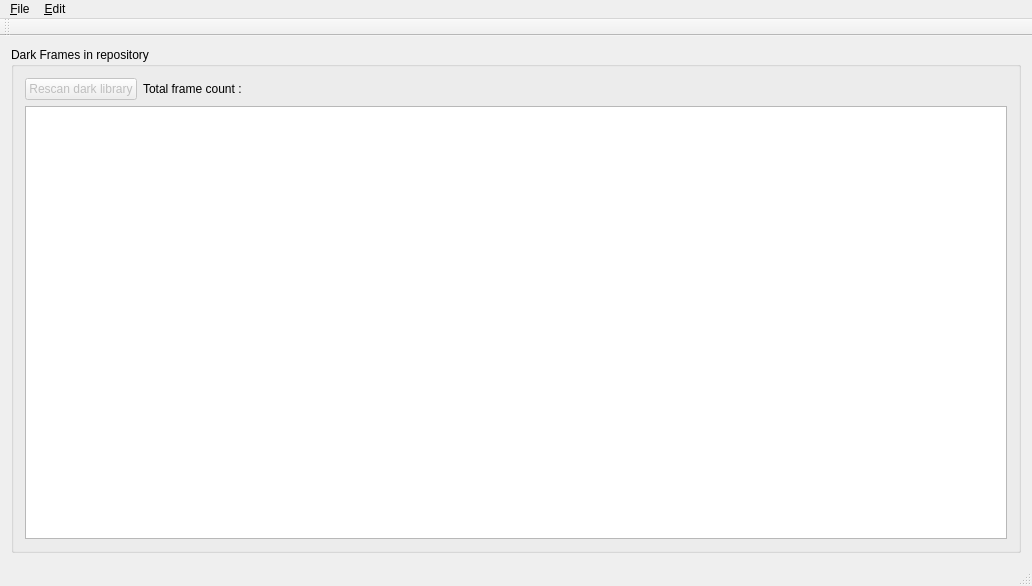
deufrai/astrawdark-src, file src/gui/forms/mainWindow.ui: the form before one commit.
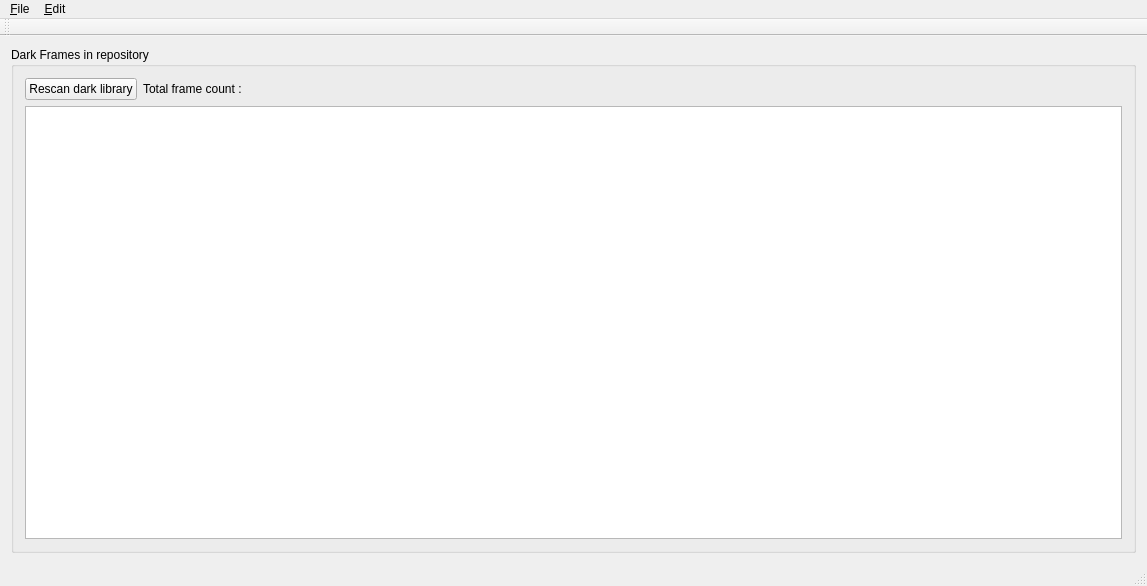
The form after the commit.

```diff
--- a/src/gui/forms/mainWindow.ui
+++ b/src/gui/forms/mainWindow.ui
@@ -6,7 +6,7 @@
    <rect>
     <x>0</x>
     <y>0</y>
-    <width>1032</width>
+    <width>1147</width>
     <height>586</height>
    </rect>
   </property>
@@ -28,7 +28,7 @@
            <item>
             <widget class="QPushButton" name="btnRescanDarks">
              <property name="enabled">
-              <bool>false</bool>
+              <bool>true</bool>
              </property>
              <property name="text">
               <string>Rescan dark library</string>
@@ -79,7 +79,7 @@
     <rect>
      <x>0</x>
      <y>0</y>
-     <width>1032</width>
+     <width>1147</width>
      <height>19</height>
     </rect>
    </property>
```
